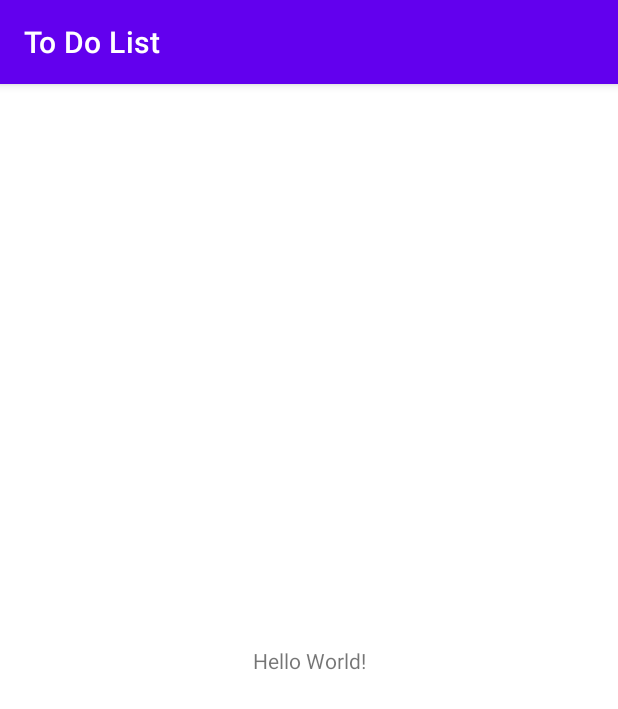
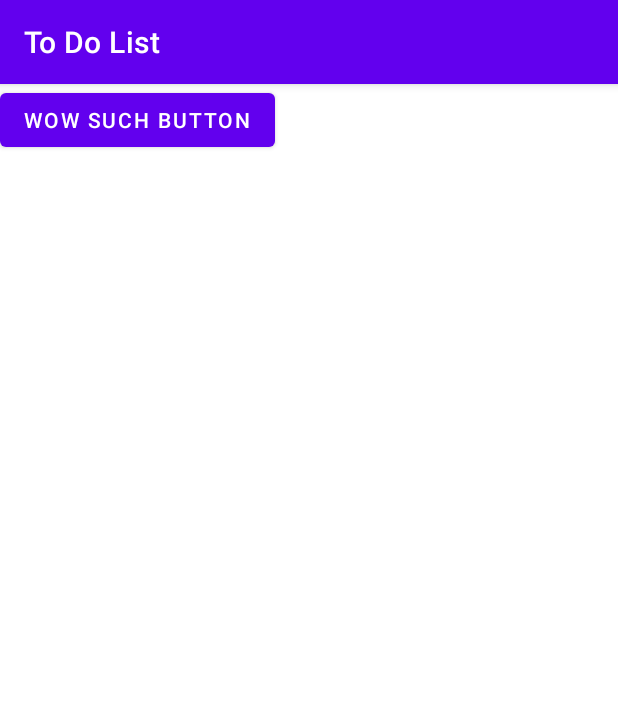
Before and after one commit to COSC310-Team12/ToDoList, an Android app: the screen it shows after launch (MainActivity), on a phone screen of 412 x 824 dp. Shown: the top 709 px of the screen. Run offline under Robolectric (Android 15) with nearby library versions, the phone set to English and light mode, and no system bars.

Commit message:
This better work

```diff
--- a/app/src/main/res/layout/activity_main.xml
+++ b/app/src/main/res/layout/activity_main.xml
@@ -6,13 +6,11 @@
     android:layout_height="match_parent"
     tools:context=".MainActivity">
 
-    <TextView
+    <Button
+        android:id="@+id/button"
         android:layout_width="wrap_content"
         android:layout_height="wrap_content"
-        android:text="Hello World!"
-        app:layout_constraintBottom_toBottomOf="parent"
-        app:layout_constraintEnd_toEndOf="parent"
-        app:layout_constraintStart_toStartOf="parent"
-        app:layout_constraintTop_toTopOf="parent" />
-
+        android:text="Wow such button"
+        tools:layout_editor_absoluteX="150dp"
+        tools:layout_editor_absoluteY="266dp" />
 </androidx.constraintlayout.widget.ConstraintLayout>
```
